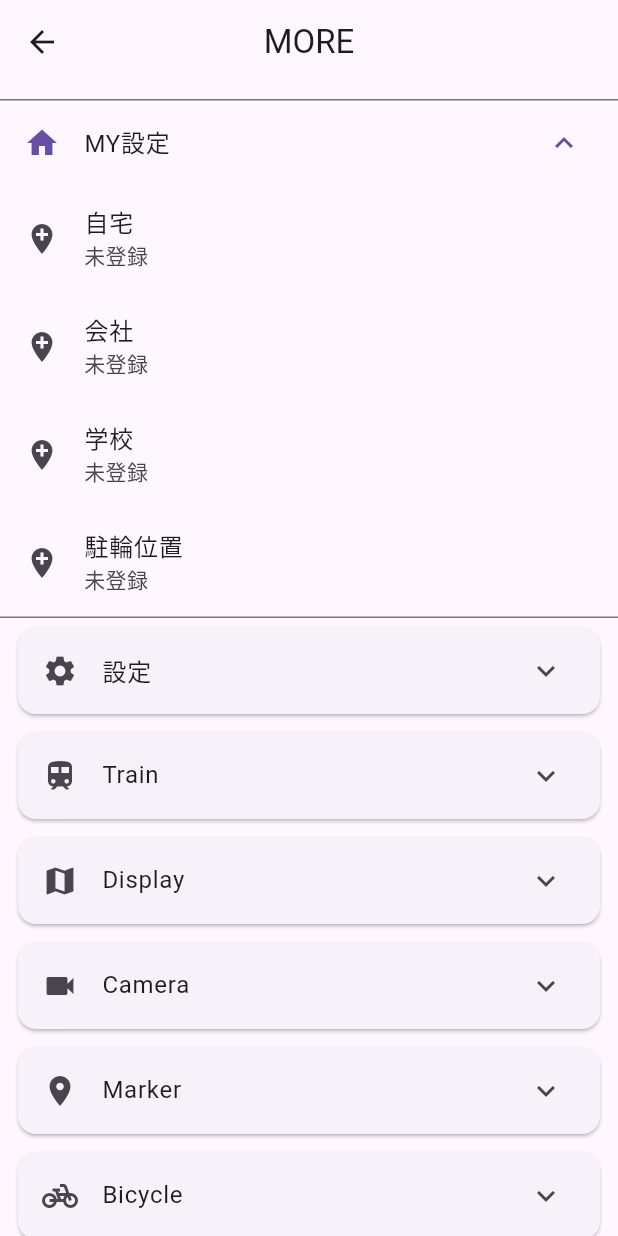
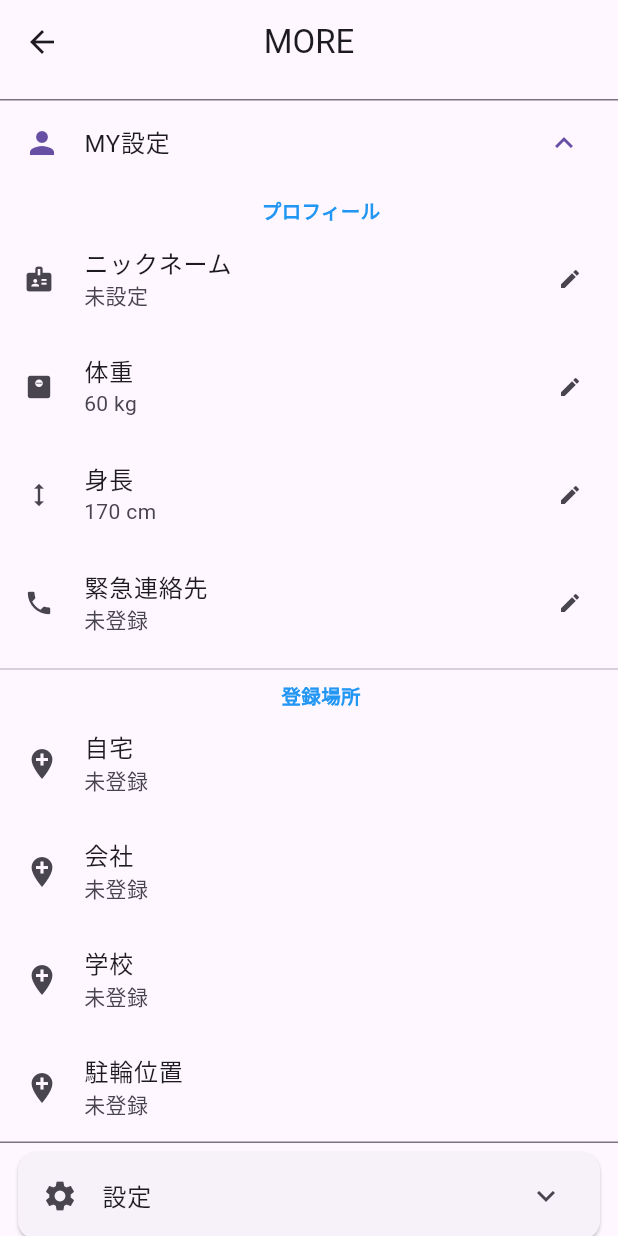
Before and after one commit to den1234git/bicycle_app-, a Flutter app: the MorePage screen opened directly with empty values, after a tap on "MY設定", on a phone screen of 412 x 824 dp. Run offline on Flutter 3.47's test engine with Material 3 defaults, Android fonts, the phone set to English and light mode, and no system bars; our stand-ins replace audioplayers, geolocator, google_maps_flutter, image_picker, permission_handler, sensors_plus and 2 more; missing offline and left inert: flutter_foreground_task, geolocator_android; accounts and stored records are empty.

Commit message:
MY設定に個人情報を集約し、重複する体重・緊急連絡先を削除
- プロフィール（ニックネーム、体重、身長、緊急連絡先）をMY設定に統合
- Bicycleセクションの体重編集と_editWeight()を削除
- Insuranceセクションの緊急連絡先を削除（MY設定に一本化）
- AppSettingsにweight/height/nicknameのgetter/setterを追加

```diff
--- a/lib/services/app_settings.dart
+++ b/lib/services/app_settings.dart
@@ -67,6 +67,12 @@ class AppSettings {
   static Future<double> getWeight() => _getDouble('user_weight', 60.0);
   static Future<void> setWeight(double v) => _setDouble('user_weight', v);
 
+  static Future<double> getHeight() => _getDouble('user_height', 170.0);
+  static Future<void> setHeight(double v) => _setDouble('user_height', v);
+
+  static Future<String> getNickname() => _getString('user_nickname', '');
+  static Future<void> setNickname(String v) => _setString('user_nickname', v);
+
   static Future<String> getInsuranceInfo() => _getString('insurance_info', '');
   static Future<void> setInsuranceInfo(String v) => _setString('insurance_info', v);
 
--- a/lib/widgets/more_page.dart
+++ b/lib/widgets/more_page.dart
@@ -59,6 +59,8 @@ class _MorePageState extends State<MorePage> {
   String _emergencyContact = '';
   String _accidentMemo = '';
   double _weight = 60.0;
+  double _height = 170.0;
+  String _nickname = '';
 
   List<RideReport> _reports = [];
 
@@ -99,6 +101,8 @@ class _MorePageState extends State<MorePage> {
       AppSettings.getEmergencyContact(),
       AppSettings.getAccidentMemo(),
       AppSettings.getWeight(),
+      AppSettings.getHeight(),
+      AppSettings.getNickname(),
     ]);
     if (!mounted) return;
     setState(() {
@@ -124,6 +128,8 @@ class _MorePageState extends State<MorePage> {
       _emergencyContact = results[19] as String;
       _accidentMemo = results[20] as String;
       _weight = results[21] as double;
+      _height = results[22] as double;
+      _nickname = results[23] as String;
     });
   }
 
@@ -164,9 +170,62 @@ class _MorePageState extends State<MorePage> {
   // ========== MY設定 ==========
   Widget _buildMySettings() {
     return ExpansionTile(
-      leading: const Icon(Icons.home),
+      leading: const Icon(Icons.person),
       title: const Text('MY設定'),
       children: [
+        const Padding(
+          padding: EdgeInsets.only(left: 16, top: 8),
+          child: Text('プロフィール',
+              style: TextStyle(fontWeight: FontWeight.bold, color: Colors.blue, fontSize: 13)),
+        ),
+        ListTile(
+          leading: const Icon(Icons.badge, size: 20),
+          title: const Text('ニックネーム'),
+          subtitle: Text(_nickname.isEmpty ? '未設定' : _nickname),
+          trailing: const Icon(Icons.edit, size: 16),
+          onTap: () => _editText('ニックネーム', _nickname, (v) {
+            setState(() => _nickname = v);
+            AppSettings.setNickname(v);
+          }),
+        ),
+        ListTile(
+          leading: const Icon(Icons.monitor_weight, size: 20),
+          title: const Text('体重'),
+          subtitle: Text('${_weight.toStringAsFixed(0)} kg'),
+          trailing: const Icon(Icons.edit, size: 16),
+          onTap: () => _editNumber('体重', _weight, 'kg', (v) {
+            setState(() => _weight = v);
+            AppSettings.setWeight(v);
+          }),
+        ),
+        ListTile(
+          leading: const Icon(Icons.height, size: 20),
+          title: const Text('身長'),
+          subtitle: Text('${_height.toStringAsFixed(0)} cm'),
+          trailing: const Icon(Icons.edit, size: 16),
+          onTap: () => _editNumber('身長', _height, 'cm', (v) {
+            setState(() => _height = v);
+            AppSettings.setHeight(v);
+          }),
+        ),
+        ListTile(
+          leading: const Icon(Icons.phone, size: 20),
+          title: const Text('緊急連絡先'),
+          subtitle: Text(_emergencyContact.isEmpty ? '未登録' : _emergencyContact),
+          trailing: const Icon(Icons.edit, size: 16),
+          onTap: () => _editText('緊急連絡先', _emergencyContact, (v) {
+            setState(() => _emergencyContact = v);
+            AppSettings.setEmergencyContact(v);
+            SharedPreferences.getInstance()
+                .then((p) => p.setString('emergency_contact', v));
+          }),
+        ),
+        const Divider(),
+        const Padding(
+          padding: EdgeInsets.only(left: 16),
+          child: Text('登録場所',
+              style: TextStyle(fontWeight: FontWeight.bold, color: Colors.blue, fontSize: 13)),
+        ),
         _locationTile(
           icon: widget.homeRegistered ? Icons.check_circle : Icons.add_location,
           color: widget.homeRegistered ? Colors.green : null,
@@ -214,6 +273,37 @@ class _MorePageState extends State<MorePage> {
           },
         ),
       ],
+    );
+  }
+
+  void _editNumber(String label, double current, String unit, Function(double) onSave) {
+    final controller = TextEditingController(text: current.toStringAsFixed(0));
+    showDialog(
+      context: context,
+      builder: (ctx) => AlertDialog(
+        title: Text('$labelを入力'),
+        content: TextField(
+          controller: controller,
+          keyboardType: TextInputType.number,
+          decoration: InputDecoration(suffixText: unit),
+        ),
+        actions: [
+          TextButton(
+            onPressed: () => Navigator.pop(ctx),
+            child: const Text('キャンセル'),
+          ),
+          ElevatedButton(
+            onPressed: () {
+              final v = double.tryParse(controller.text);
+              if (v != null && v > 0 && v < 500) {
+                onSave(v);
+              }
+              Navigator.pop(ctx);
+            },
+            child: const Text('保存'),
+          ),
+        ],
+      ),
     );
   }
 
@@ -674,12 +764,6 @@ class _MorePageState extends State<MorePage> {
       title: const Text('Bicycle'),
       children: [
         ListTile(
-          title: const Text('体重'),
-          subtitle: Text('${_weight.toStringAsFixed(0)} kg'),
-          trailing: const Icon(Icons.edit, size: 16),
-          onTap: () => _editWeight(),
-        ),
-        ListTile(
           title: const Text('走行記録'),
           subtitle: Text('${_reports.length}件'),
           trailing: const Icon(Icons.arrow_forward_ios, size: 16),
@@ -709,41 +793,6 @@ class _MorePageState extends State<MorePage> {
     ));
   }
 
-  void _editWeight() {
-    final controller = TextEditingController(text: _weight.toStringAsFixed(0));
-    showDialog(
-      context: context,
-      builder: (ctx) => AlertDialog(
-        title: const Text('体重を入力'),
-        content: TextField(
-          controller: controller,
-          keyboardType: TextInputType.number,
-          decoration: const InputDecoration(
-            suffixText: 'kg',
-            hintText: '60',
-          ),
-        ),
-        actions: [
-          TextButton(
-            onPressed: () => Navigator.pop(ctx),
-            child: const Text('キャンセル'),
-          ),
-          ElevatedButton(
-            onPressed: () async {
-              final v = double.tryParse(controller.text);
-              if (v != null && v > 0 && v < 300) {
-                await AppSettings.setWeight(v);
-                setState(() => _weight = v);
-              }
-              if (ctx.mounted) Navigator.pop(ctx);
-            },
-            child: const Text('保存'),
-          ),
-        ],
-      ),
-    );
-  }
-
   void _showRideHistory() {
     Navigator.push(
       context,
@@ -766,17 +815,6 @@ class _MorePageState extends State<MorePage> {
           onTap: () => _editText('保険情報', _insuranceInfo, (v) {
             setState(() => _insuranceInfo = v);
             AppSettings.setInsuranceInfo(v);
-          }),
-        ),
-        ListTile(
-          title: const Text('緊急連絡先'),
-          subtitle: Text(_emergencyContact.isEmpty ? '未登録' : _emergencyContact),
-          trailing: const Icon(Icons.edit, size: 18),
-          onTap: () => _editText('緊急連絡先', _emergencyContact, (v) {
-            setState(() => _emergencyContact = v);
-            AppSettings.setEmergencyContact(v);
-            final prefs = SharedPreferences.getInstance();
-            prefs.then((p) => p.setString('emergency_contact', v));
           }),
         ),
         ListTile(
```
